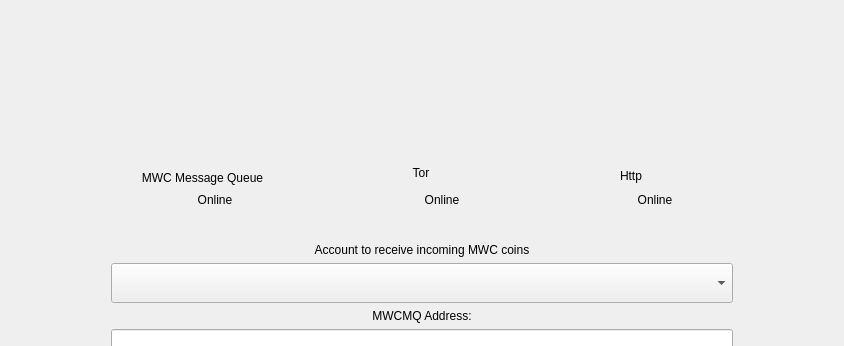
0xkobe/mwc-wallet, file windows_desktop/e_receive.ui: the form before one commit; both pictures show x 0 to 844 and y 0 to 346 of the 844 by 711 pixel window.
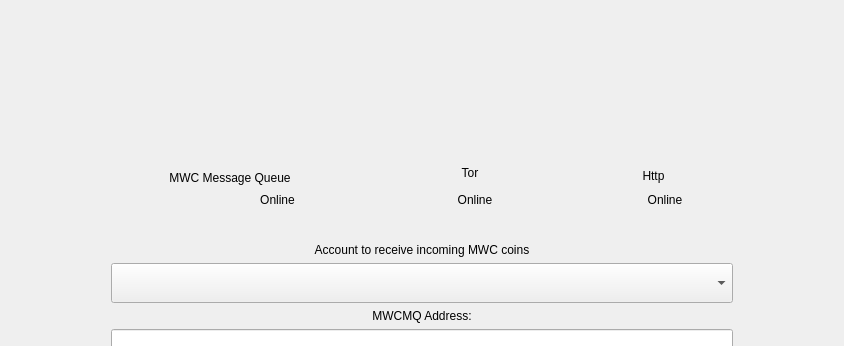
The form after the commit. Icons and pictures are not drawn. Custom widgets are drawn as their Qt base class.

Commit message: https://github.com/mwcproject/mwc-qt-wallet/issues/578

Diff of the .ui file:
```diff
--- a/windows_desktop/e_receive.ui
+++ b/windows_desktop/e_receive.ui
@@ -71,7 +71,7 @@
        <widget class="QLabel" name="mwcmqStatusImg">
         <property name="geometry">
          <rect>
-          <x>165</x>
+          <x>215</x>
           <y>10</y>
           <width>21</width>
           <height>21</height>
@@ -93,9 +93,9 @@
        <widget class="control::MwcLabelTiny" name="mwcmqStatusLabel">
         <property name="geometry">
          <rect>
-          <x>10</x>
+          <x>100</x>
           <y>28</y>
-          <width>166</width>
+          <width>111</width>
           <height>16</height>
          </rect>
         </property>
@@ -111,7 +111,7 @@
          <rect>
           <x>0</x>
           <y>1</y>
-          <width>161</width>
+          <width>216</width>
           <height>26</height>
          </rect>
         </property>
@@ -125,9 +125,9 @@
        <widget class="control::MwcLabelLarge" name="httpLabel">
         <property name="geometry">
          <rect>
-          <x>451</x>
+          <x>496</x>
           <y>1</y>
-          <width>116</width>
+          <width>71</width>
           <height>21</height>
          </rect>
         </property>
@@ -141,9 +141,9 @@
        <widget class="control::MwcLabelTiny" name="httpStatusLabel">
         <property name="geometry">
          <rect>
-          <x>470</x>
+          <x>510</x>
           <y>28</y>
-          <width>126</width>
+          <width>66</width>
           <height>16</height>
          </rect>
         </property>
@@ -179,9 +179,9 @@
        <widget class="control::MwcLabelLarge" name="label_7">
         <property name="geometry">
          <rect>
-          <x>246</x>
+          <x>315</x>
           <y>1</y>
-          <width>106</width>
+          <width>66</width>
           <height>16</height>
          </rect>
         </property>
@@ -195,9 +195,9 @@
        <widget class="control::MwcLabelTiny" name="torStatusLabel">
         <property name="geometry">
          <rect>
-          <x>272</x>
+          <x>320</x>
           <y>28</y>
-          <width>96</width>
+          <width>66</width>
           <height>16</height>
          </rect>
         </property>
@@ -211,7 +211,7 @@
        <widget class="QLabel" name="torStatusImg">
         <property name="geometry">
          <rect>
-          <x>360</x>
+          <x>385</x>
           <y>10</y>
           <width>21</width>
           <height>21</height>
@@ -627,11 +627,6 @@
   </layout>
  </widget>
  <customwidgets>
-  <customwidget>
-   <class>control::MwcLabelLarge</class>
-   <extends>QLabel</extends>
-   <header>control_desktop/MwcLabel.h</header>
-  </customwidget>
   <customwidget>
    <class>control::MwcPushButtonNormal</class>
    <extends>QPushButton</extends>
@@ -647,16 +642,21 @@
    <extends>QLabel</extends>
    <header>control_desktop/MwcLabel.h</header>
   </customwidget>
+  <customwidget>
+   <class>control::MwcLabelTiny</class>
+   <extends>QLabel</extends>
+   <header>control_desktop/MwcLabel.h</header>
+  </customwidget>
+  <customwidget>
+   <class>control::MwcLabelLarge</class>
+   <extends>QLabel</extends>
+   <header>control_desktop/MwcLabel.h</header>
+  </customwidget>
   <customwidget>
    <class>control::MwcLabelProgress</class>
    <extends>QLabel</extends>
    <header>control_desktop/MwcLabelProgress.h</header>
   </customwidget>
-  <customwidget>
-   <class>control::MwcLabelTiny</class>
-   <extends>QLabel</extends>
-   <header>control_desktop/MwcLabel.h</header>
-  </customwidget>
   <customwidget>
    <class>control::MwcComboBox</class>
    <extends>QComboBox</extends>
```
